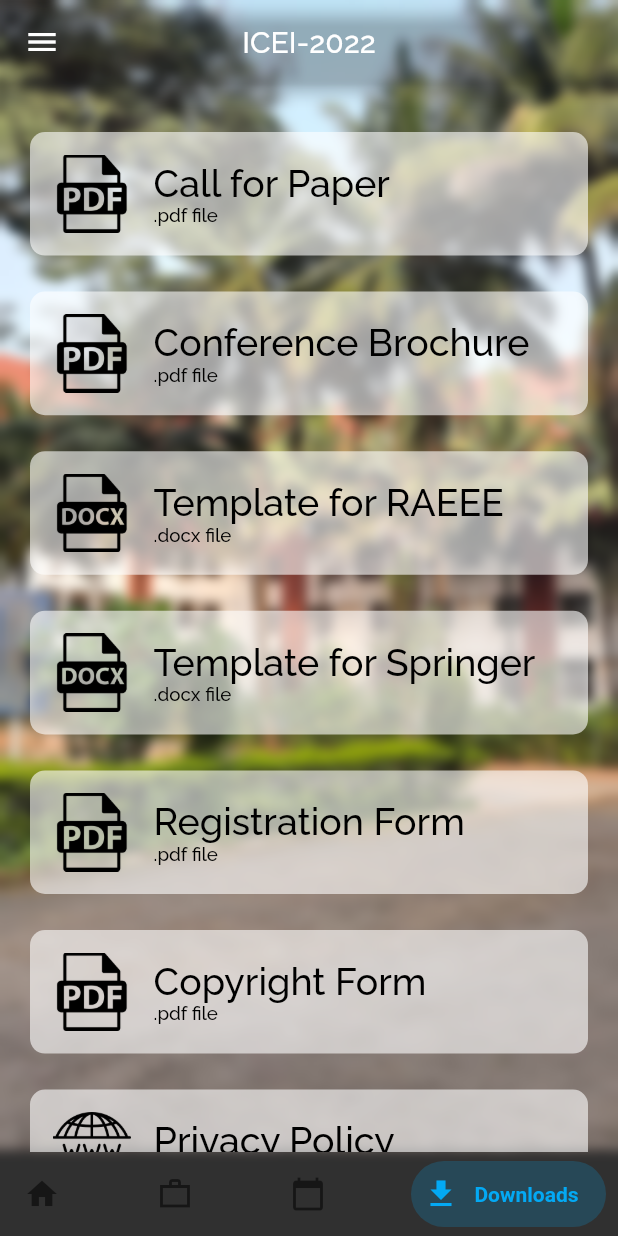
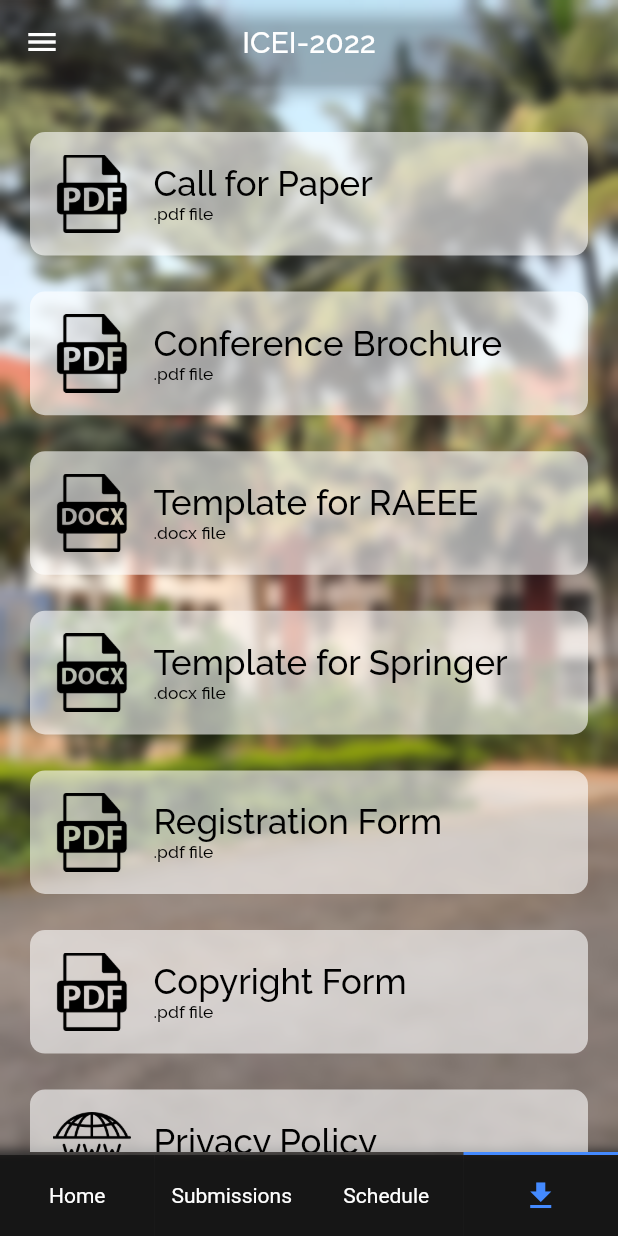
Before and after one commit to anupampatil44/pict-icei, a Flutter app: the screen it shows after launch, item 4 of the bottom bar chosen, on a phone screen of 412 x 824 dp. Run offline on Flutter 3.47's test engine with Material 2 defaults, Android fonts, the phone set to English and light mode, and no system bars; drawn by our look-alikes of bottom_navy_bar, titled_navigation_bar; our stand-ins replace animated_text_kit, cached_network_image, carousel_slider, delayed_display, font_awesome_flutter, page_transition and 2 more; missing offline and left inert: date_count_down, syncfusion_flutter_pdfviewer; network calls fail.

Commit message:
Bottom Nav Bar
Made font size of downloads page dynamic

```diff
--- a/lib/bottom-tabs/tab4.dart
+++ b/lib/bottom-tabs/tab4.dart
@@ -2,6 +2,7 @@ import 'dart:ui';
 
 import 'package:flutter/material.dart';
 import 'package:pict_icei/utils/network_pdf_viewer.dart';
+import 'package:pict_icei/widgets/size_widgets.dart';
 import 'package:url_launcher/url_launcher.dart';
 
 class Tab4 extends StatefulWidget {
@@ -99,18 +100,21 @@ class _Tab4State extends State<Tab4> {
                           children: [
                             Text(
                               "Call for Paper",
-                              style: const TextStyle(
+                              style: TextStyle(
                                 color: Colors.black,
                                 fontFamily: 'Raleway',
-                                fontSize: 25,
+                                fontSize:
+                                    SizeConfig.getProportionateScreenHeight(25),
                               ),
                             ),
                             Text(
                               '.pdf file',
-                              style: const TextStyle(
+                              style: TextStyle(
                                 color: Colors.black,
                                 fontFamily: 'Raleway',
-                                fontSize: 12.5,
+                                fontSize:
+                                    SizeConfig.getProportionateScreenHeight(
+                                        25 / 2),
                               ),
                             ),
                           ],
@@ -158,18 +162,21 @@ class _Tab4State extends State<Tab4> {
                           children: [
                             Text(
                               "Conference Brochure",
-                              style: const TextStyle(
+                              style: TextStyle(
                                 color: Colors.black,
                                 fontFamily: 'Raleway',
-                                fontSize: 25,
+                                fontSize:
+                                    SizeConfig.getProportionateScreenHeight(25),
                               ),
                             ),
                             Text(
                               '.pdf file',
-                              style: const TextStyle(
+                              style: TextStyle(
                                 color: Colors.black,
                                 fontFamily: 'Raleway',
-                                fontSize: 12.5,
+                                fontSize:
+                                    SizeConfig.getProportionateScreenHeight(
+                                        25 / 2),
                               ),
                             ),
                           ],
@@ -217,18 +224,21 @@ class _Tab4State extends State<Tab4> {
                           children: [
                             Text(
                               "Template for RAEEE",
-                              style: const TextStyle(
+                              style: TextStyle(
                                 color: Colors.black,
                                 fontFamily: 'Raleway',
-                                fontSize: 25,
+                                fontSize:
+                                    SizeConfig.getProportionateScreenHeight(25),
                               ),
                             ),
                             Text(
                               '.docx file',
-                              style: const TextStyle(
+                              style: TextStyle(
                                 color: Colors.black,
                                 fontFamily: 'Raleway',
-                                fontSize: 12.5,
+                                fontSize:
+                                    SizeConfig.getProportionateScreenHeight(
+                                        25 / 2),
                               ),
                             ),
                           ],
@@ -269,18 +279,21 @@ class _Tab4State extends State<Tab4> {
                           children: [
                             Text(
                               "Template for Springer",
-                              style: const TextStyle(
+                              style: TextStyle(
                                 color: Colors.black,
                                 fontFamily: 'Raleway',
-                                fontSize: 25,
+                                fontSize:
+                                    SizeConfig.getProportionateScreenHeight(25),
                               ),
                             ),
                             Text(
                               '.docx file',
-                              style: const TextStyle(
+                              style: TextStyle(
                                 color: Colors.black,
                                 fontFamily: 'Raleway',
-                                fontSize: 12.5,
+                                fontSize:
+                                    SizeConfig.getProportionateScreenHeight(
+                                        25 / 2),
                               ),
                             ),
                           ],
@@ -321,18 +334,21 @@ class _Tab4State extends State<Tab4> {
                           children: [
                             Text(
                               "Registration Form",
-                              style: const TextStyle(
+                              style: TextStyle(
                                 color: Colors.black,
                                 fontFamily: 'Raleway',
-                                fontSize: 25,
+                                fontSize:
+                                    SizeConfig.getProportionateScreenHeight(25),
                               ),
                             ),
                             Text(
                               '.pdf file',
-                              style: const TextStyle(
+                              style: TextStyle(
                                 color: Colors.black,
                                 fontFamily: 'Raleway',
-                                fontSize: 12.5,
+                                fontSize:
+                                    SizeConfig.getProportionateScreenHeight(
+                                        25 / 2),
                               ),
                             ),
                           ],
@@ -370,18 +386,21 @@ class _Tab4State extends State<Tab4> {
                           children: [
                             Text(
                               "Copyright Form",
-                              style: const TextStyle(
+                              style: TextStyle(
                                 color: Colors.black,
                                 fontFamily: 'Raleway',
-                                fontSize: 25,
+                                fontSize:
+                                    SizeConfig.getProportionateScreenHeight(25),
                               ),
                             ),
                             Text(
                               '.pdf file',
-                              style: const TextStyle(
+                              style: TextStyle(
                                 color: Colors.black,
                                 fontFamily: 'Raleway',
-                                fontSize: 12.5,
+                                fontSize:
+                                    SizeConfig.getProportionateScreenHeight(
+                                        25 / 2),
                               ),
                             ),
                           ],
@@ -419,18 +438,21 @@ class _Tab4State extends State<Tab4> {
                           children: [
                             Text(
                               "Privacy Policy",
-                              style: const TextStyle(
+                              style: TextStyle(
                                 color: Colors.black,
                                 fontFamily: 'Raleway',
-                                fontSize: 25,
+                                fontSize:
+                                    SizeConfig.getProportionateScreenHeight(25),
                               ),
                             ),
                             Text(
                               'url',
-                              style: const TextStyle(
+                              style: TextStyle(
                                 color: Colors.black,
                                 fontFamily: 'Raleway',
-                                fontSize: 12.5,
+                                fontSize:
+                                    SizeConfig.getProportionateScreenHeight(
+                                        25 / 2),
                               ),
                             ),
                           ],
--- a/lib/pages/homelayout.dart
+++ b/lib/pages/homelayout.dart
@@ -1,4 +1,3 @@
-import 'package:bottom_navy_bar/bottom_navy_bar.dart';
 import 'package:flutter/material.dart';
 import 'package:pict_icei/bottom-tabs/tab1.dart';
 import 'package:pict_icei/bottom-tabs/tab2.dart';
@@ -6,6 +5,8 @@ import 'package:pict_icei/bottom-tabs/tab3.dart';
 import 'package:pict_icei/bottom-tabs/tab4.dart';
 import 'package:pict_icei/packages/advance_drawer/flutter_advanced_drawer.dart';
 import 'package:pict_icei/widgets/drawer.dart';
+import 'package:pict_icei/widgets/size_widgets.dart';
+import 'package:titled_navigation_bar/titled_navigation_bar.dart';
 
 class homelayout extends StatefulWidget {
   @override
@@ -31,7 +32,10 @@ class _homeState extends State<homelayout> {
 
   @override
   Widget build(BuildContext context) {
-    return AdvancedDrawer(
+    SizeConfig.init(context);
+    return MediaQuery(
+      data: MediaQuery.of(context).copyWith(textScaleFactor: 1),
+      child: AdvancedDrawer(
         backdropColor: Colors.blueGrey[800],
         controller: _advancedDrawerController,
         animationCurve: Curves.easeInOut,
@@ -74,54 +78,41 @@ class _homeState extends State<homelayout> {
                 ),
               ),
             ),
-
             extendBodyBehindAppBar: true,
             // drawer: AppDrawer(),
             body: _screens[_selectedIndex],
-        bottomNavigationBar: BottomNavyBar(
-          backgroundColor: Colors.transparent,
-          showElevation: false,
-          selectedIndex: _selectedIndex,
-          onItemSelected: (clickedIndex) async {
+            bottomNavigationBar: TitledBottomNavigationBar(
+                enableShadow: false,
+                inactiveStripColor: Colors.transparent,
+                activeColor: Colors.blueAccent,
+                inactiveColor: Colors.white,
+                currentIndex:
+                    _selectedIndex, // Use this to update the Bar giving a position
+                onTap: (index) {
                   setState(() {
-              _selectedIndex = clickedIndex;
+                    _selectedIndex = index;
                   });
                 },
-          animationDuration: Duration(milliseconds: 500),
-          curve: Curves.easeInCirc,
                 items: [
-            BottomNavyBarItem(
+                  TitledNavigationBarItem(
                       title: Text('Home'),
-              textAlign: TextAlign.center,
                       icon: Icon(Icons.home),
-              activeColor: Colors.lightBlue,
-              inactiveColor: Colors.black54,
-            ),
-            BottomNavyBarItem(
+                      backgroundColor: Colors.black54),
+                  TitledNavigationBarItem(
                       title: Text('Submissions'),
                       icon: Icon(Icons.work_outline_sharp),
-              textAlign: TextAlign.center,
-              activeColor: Colors.lightBlue,
-              inactiveColor: Colors.black54,
-            ),
-            BottomNavyBarItem(
+                      backgroundColor: Colors.black54),
+                  TitledNavigationBarItem(
                       title: Text('Schedule'),
                       icon: Icon(Icons.calendar_today),
-              textAlign: TextAlign.center,
-              activeColor: Colors.lightBlue,
-              inactiveColor: Colors.black54,
-            ),
-            BottomNavyBarItem(
+                      backgroundColor: Colors.black54),
+                  TitledNavigationBarItem(
                       title: Text('Downloads'),
                       icon: Icon(Icons.download),
-              textAlign: TextAlign.center,
-              activeColor: Colors.lightBlue,
-              inactiveColor: Colors.black54,
-            )
-          ],
+                      backgroundColor: Colors.black54),
+                ])),
+        drawer: DrawerWidget(),
       ),
-      ),
-      drawer: DrawerWidget(),
     );
   }
 
--- /dev/null
+++ b/lib/widgets/size_widgets.dart
@@ -0,0 +1,26 @@
+import 'package:flutter/material.dart';
+
+class SizeConfig {
+  static MediaQueryData? _mediaQueryData;
+  static double? screenWidth;
+  static double? screenHeight;
+  static double? defaultSize;
+  static Orientation? orientation;
+
+  static init(BuildContext context) {
+    _mediaQueryData = MediaQuery.of(context);
+    screenHeight = _mediaQueryData!.size.height;
+    screenWidth = _mediaQueryData!.size.width;
+    orientation = _mediaQueryData!.orientation;
+  }
+
+  static getProportionateScreenHeight(double inputHeight) {
+    return (inputHeight / 888.0) * SizeConfig.screenHeight!;
+  }
+
+  static getProportionateScreenWidth(double inputWidth) {
+    double? screenWidth = SizeConfig.screenWidth;
+    // 375 is the layout Width that designer use
+    return (inputWidth / 375.0) * screenWidth!;
+  }
+}
--- a/pubspec.yaml
+++ b/pubspec.yaml
@@ -36,9 +36,6 @@ dependencies:
   timer_count_down: ^2.2.0
   flutter_svg: ^0.22.0
 
-  # nav bar
-  bottom_navy_bar: ^6.0.0
-
   # countdown on home page
   date_count_down: ^1.0.2
 
@@ -63,6 +60,9 @@ dependencies:
 
   #Image slider
   carousel_slider: ^4.0.0
+
+  # Nav Bar
+  titled_navigation_bar: ^5.0.0-nullsafety.0
 
 dev_dependencies:
   flutter_test:
```
Also changed, not shown: pubspec.lock. Lines whose indentation alone changed are shown as unchanged.
